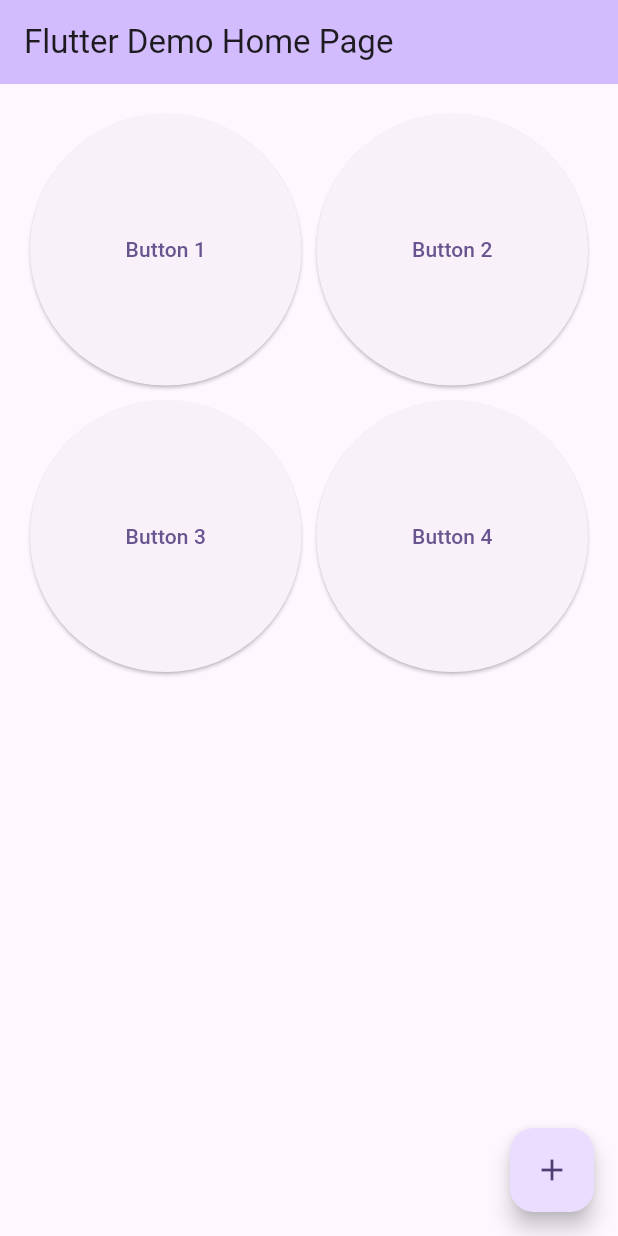
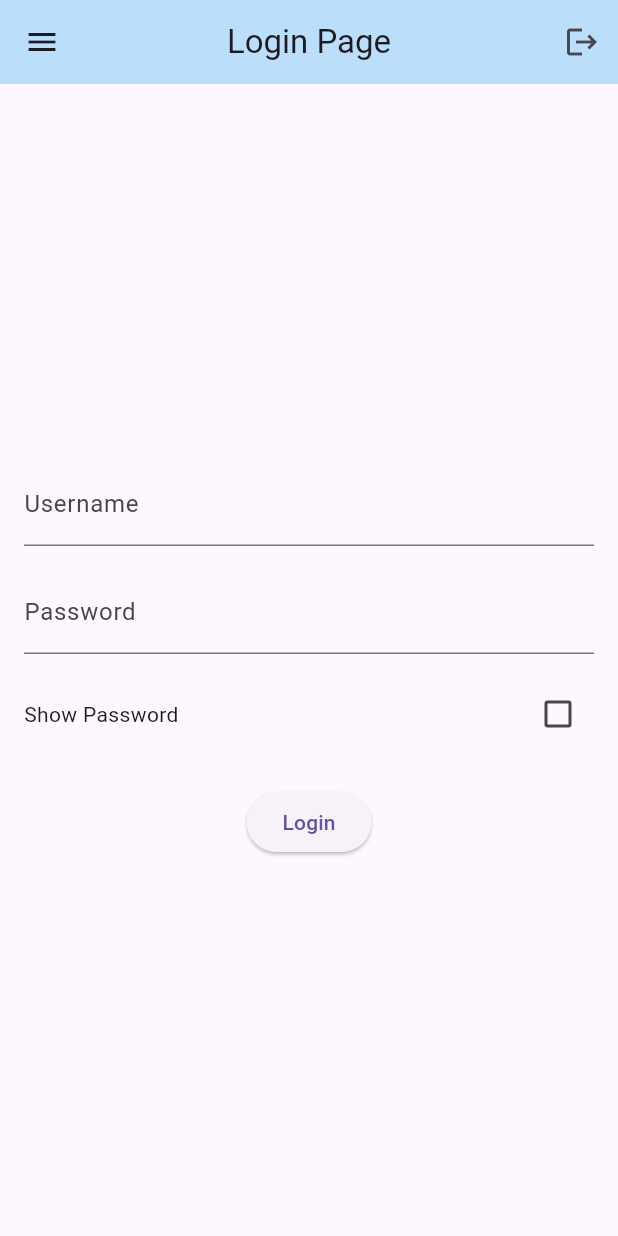
Before and after one commit to aryanballani/BillSplitter, a Flutter app: the screen it shows after launch, on a phone screen of 412 x 824 dp. Run offline on Flutter 3.47's test engine with Material 3 defaults, Android fonts, the phone set to English and light mode, and no system bars.

Commit message:
login page added

```diff
--- a/lib/main.dart
+++ b/lib/main.dart
@@ -1,3 +1,4 @@
+import 'package:app/pages/login.dart';
 import 'package:flutter/material.dart';
 
 void main() {
@@ -9,74 +10,10 @@ class MyApp extends StatelessWidget {
 
   @override
   Widget build(BuildContext context) {
-    return MaterialApp(
-      title: 'Flutter Demo',
-      theme: ThemeData(
-        colorScheme: ColorScheme.fromSeed(seedColor: Colors.deepPurple),
-        useMaterial3: true,
-      ),
-      home: const MyHomePage(title: 'Flutter Demo Home Page'),
+    return  const MaterialApp(
+      title: 'Bill Splitter',
+      debugShowCheckedModeBanner: false,
+      home: LoginPage()
     );
   }
 }
-
-class MyHomePage extends StatefulWidget {
-  const MyHomePage({super.key, required this.title});
-
-  final String title;
-
-  @override
-  State<MyHomePage> createState() => _MyHomePageState();
-}
-
-class _MyHomePageState extends State<MyHomePage> {
-  int _counter = 0;
-
-  void _incrementCounter() {
-    setState(() {
-      _counter++;
-    });
-  }
-
-  @override
-  Widget build(BuildContext context) {
-    return Scaffold(
-      appBar: AppBar(
-        backgroundColor: Theme.of(context).colorScheme.inversePrimary,
-        title: Text(widget.title),
-      ),
-      body: Center(
-        child: GridView.count(
-          // Create a grid with 2 columns. If you change the crossAxisCount to 3, the grid will have 3 columns, etc.
-          crossAxisCount: 2,
-          mainAxisSpacing: 10.0,
-          crossAxisSpacing: 10.0,
-          padding: const EdgeInsets.all(20.0),
-          children: <Widget>[
-            ElevatedButton(
-              onPressed: _incrementCounter,
-              child: const Text('Button 1'),
-            ),
-            ElevatedButton(
-              onPressed: _incrementCounter,
-              child: const Text('Button 2'),
-            ),
-            ElevatedButton(
-              onPressed: _incrementCounter,
-              child: const Text('Button 3'),
-            ),
-            ElevatedButton(
-              onPressed: _incrementCounter,
-              child: const Text('Button 4'),
-            ),
-          ],
-        ),
-      ),
-      floatingActionButton: FloatingActionButton(
-        onPressed: _incrementCounter,
-        tooltip: 'Increment',
-        child: const Icon(Icons.add),
-      ),
-    );
-  }
-}
--- /dev/null
+++ b/lib/pages/login.dart
@@ -0,0 +1,94 @@
+import 'package:flutter/material.dart';
+
+class LoginPage extends StatefulWidget {
+  const LoginPage({super.key});
+
+  @override
+  _LoginPageState createState() => _LoginPageState();
+}
+
+class _LoginPageState extends State<LoginPage> {
+  final TextEditingController _usernameController = TextEditingController();
+  final TextEditingController _passwordController = TextEditingController();
+  bool _showPassword = false;
+
+  @override
+  Widget build(BuildContext context) {
+    return Scaffold(
+      appBar: _AppBar(),
+      body: Center(
+        child: Padding(
+          padding: const EdgeInsets.all(16.0),
+          child: Column(
+            mainAxisAlignment: MainAxisAlignment.center,
+            children: <Widget>[
+              makeTextField(_usernameController, "Username", false),
+              const SizedBox(height: 16.0),
+              makeTextField(_passwordController, "Password", !_showPassword),
+              const SizedBox(height: 16.0),
+              makeShowPassword(),
+              const SizedBox(height: 24.0),
+              makeLoginButton(),
+            ],
+          ),
+        ),
+      ),
+    );
+  }
+
+
+  TextField makeTextField(TextEditingController _controller, String _labelText, bool _obscureText) {
+    return TextField(
+      controller: _controller,
+      obscureText: _obscureText,
+      decoration: InputDecoration(
+        labelText: _labelText,
+      ),
+    );
+  }
+
+  Row makeShowPassword() {
+    return Row(
+      mainAxisAlignment: MainAxisAlignment.spaceBetween,
+      children: <Widget>[
+        const Text('Show Password'),
+        Checkbox(
+          value: _showPassword,
+          onChanged: (bool? value) {
+            setState(() {
+              _showPassword = value ?? false;
+            });
+          },
+        ),
+      ],
+    );
+  }
+
+  ElevatedButton makeLoginButton() {
+    return ElevatedButton(
+      onPressed: () {
+        // Implement your login logic here
+        final username = _usernameController.text;
+        final password = _passwordController.text;
+        // For now, just print the username and password
+        print('Username: $username, Password: $password');
+      },
+      child: const Text('Login'),
+    );
+  }
+
+  AppBar _AppBar() {
+    return AppBar(
+      title: const Text('Login Page'),
+      centerTitle: true,
+      leading: const Icon(Icons.menu),
+      actions: [
+        IconButton(onPressed: () {
+          print("Logout button pressed");
+        },
+        icon: const Icon(Icons.logout))
+      ],
+      backgroundColor: Colors.blue[100],
+    );
+  }
+}
```
